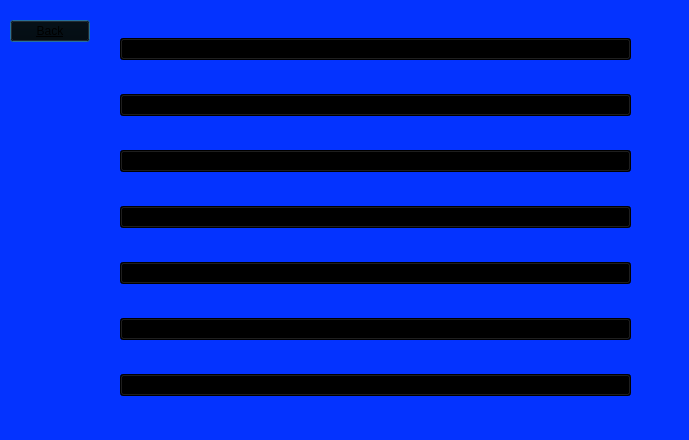
The window that BaseballProject2/planvacation.ui (tholm1/CS1D-Project-2-Baseball) describes before a commit, drawn with Qt 5.
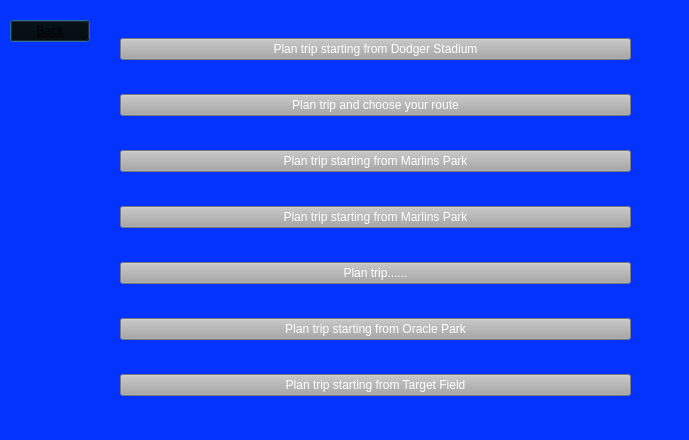
The same window after the commit.

Patch:
```diff
--- a/BaseballProject2/planvacation.ui
+++ b/BaseballProject2/planvacation.ui
@@ -47,7 +47,8 @@
     <item>
      <widget class="QPushButton" name="pushButton">
       <property name="styleSheet">
-       <string notr="true">background-color: rgb(0, 0, 0)</string>
+       <string notr="true">color: rgb(255, 255, 255);
+background-color: rgb(167, 167, 167);</string>
       </property>
       <property name="text">
        <string>Plan trip starting from Dodger Stadium</string>
@@ -57,7 +58,8 @@
     <item>
      <widget class="QPushButton" name="pushButton_2">
       <property name="styleSheet">
-       <string notr="true">background-color: rgb(0, 0, 0)</string>
+       <string notr="true">color: rgb(255, 255, 255);
+background-color: rgb(167, 167, 167);</string>
       </property>
       <property name="text">
        <string>Plan trip and choose your route</string>
@@ -67,7 +69,8 @@
     <item>
      <widget class="QPushButton" name="pushButton_3">
       <property name="styleSheet">
-       <string notr="true">background-color: rgb(0, 0, 0)</string>
+       <string notr="true">color: rgb(255, 255, 255);
+background-color: rgb(167, 167, 167);</string>
       </property>
       <property name="text">
        <string>Plan trip starting from Marlins Park</string>
@@ -77,7 +80,8 @@
     <item>
      <widget class="QPushButton" name="pushButton_4">
       <property name="styleSheet">
-       <string notr="true">background-color: rgb(0, 0, 0)</string>
+       <string notr="true">color: rgb(255, 255, 255);
+background-color: rgb(167, 167, 167);</string>
       </property>
       <property name="text">
        <string>Plan trip starting from Marlins Park</string>
@@ -87,7 +91,8 @@
     <item>
      <widget class="QPushButton" name="pushButton_5">
       <property name="styleSheet">
-       <string notr="true">background-color: rgb(0, 0, 0)</string>
+       <string notr="true">color: rgb(255, 255, 255);
+background-color: rgb(167, 167, 167);</string>
       </property>
       <property name="text">
        <string>Plan trip......</string>
@@ -97,7 +102,8 @@
     <item>
      <widget class="QPushButton" name="pushButton_6">
       <property name="styleSheet">
-       <string notr="true">background-color: rgb(0, 0, 0)</string>
+       <string notr="true">color: rgb(255, 255, 255);
+background-color: rgb(167, 167, 167);</string>
       </property>
       <property name="text">
        <string>Plan trip starting from Oracle Park</string>
@@ -107,7 +113,8 @@
     <item>
      <widget class="QPushButton" name="pushButton_7">
       <property name="styleSheet">
-       <string notr="true">background-color: rgb(0, 0, 0)</string>
+       <string notr="true">color: rgb(255, 255, 255);
+background-color: rgb(167, 167, 167);</string>
       </property>
       <property name="text">
        <string>Plan trip starting from Target Field</string>
```
